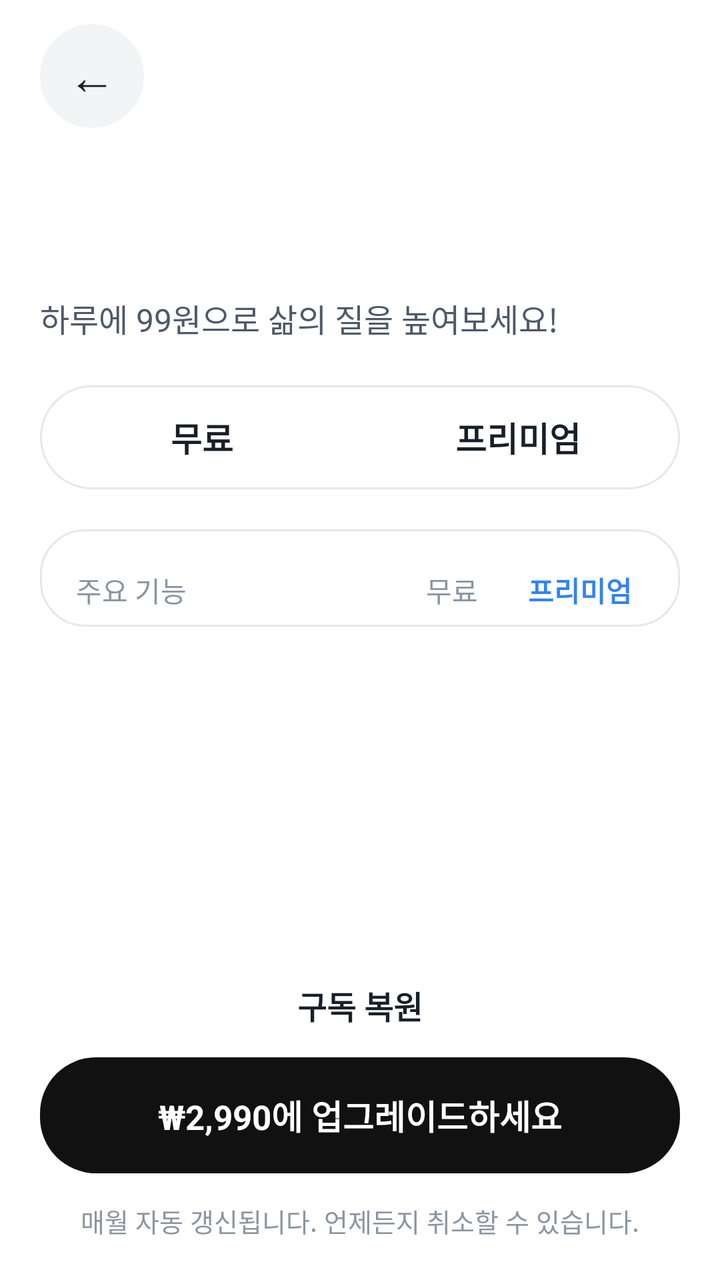
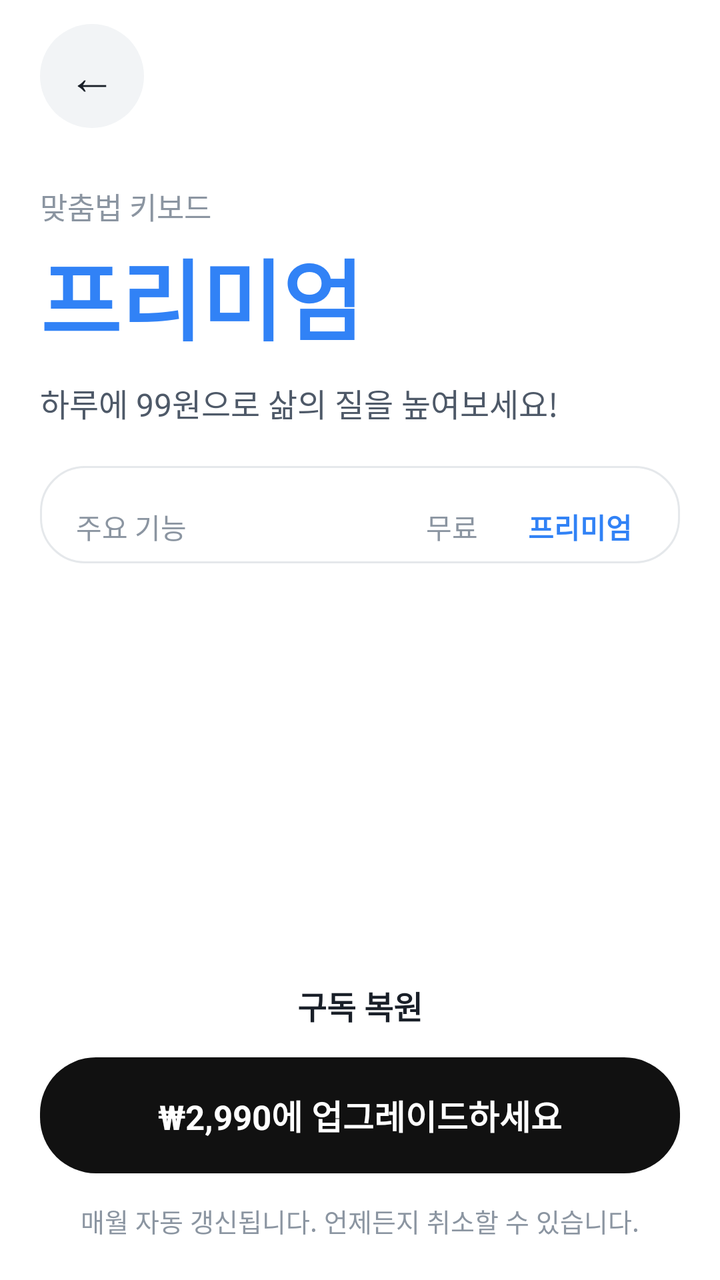

Compare the two renders of this Android layout. The source of the first and the diff that turns it into the second are given below.
<!-- AndroidManifest.xml: application theme Theme.SpellKeyboard -->
<!-- res/layout/activity_paywall.xml -->
<?xml version="1.0" encoding="utf-8"?>
<LinearLayout xmlns:android="http://schemas.android.com/apk/res/android"
    android:layout_width="match_parent"
    android:layout_height="match_parent"
    android:background="@color/toss_card"
    android:importantForAutofill="noExcludeDescendants"
    android:orientation="vertical">

    <ScrollView
        android:layout_width="match_parent"
        android:layout_height="0dp"
        android:layout_weight="1"
        android:fillViewport="true"
        android:scrollbars="none">

        <LinearLayout
            android:layout_width="match_parent"
            android:layout_height="wrap_content"
            android:orientation="vertical"
            android:paddingHorizontal="20dp"
            android:paddingTop="12dp"
            android:paddingBottom="12dp">

            <TextView
                android:id="@+id/paywall_back"
                android:layout_width="52dp"
                android:layout_height="52dp"
                android:background="@drawable/bg_circle_button"
                android:clickable="true"
                android:focusable="true"
                android:gravity="center"
                android:text="@string/paywall_back"
                android:textColor="@color/toss_text"
                android:textSize="24sp" />

            <TextView
                android:id="@+id/paywall_title"
                android:layout_width="match_parent"
                android:layout_height="wrap_content"
                android:layout_marginTop="28dp"
                android:textColor="@color/toss_text"
                android:textSize="34sp"
                android:textStyle="bold" />

            <TextView
                android:layout_width="match_parent"
                android:layout_height="wrap_content"
                android:layout_marginTop="10dp"
                android:text="@string/paywall_headline"
                android:textColor="@color/toss_text2"
                android:textSize="16sp" />

            
            <LinearLayout
                android:layout_width="match_parent"
                android:layout_height="52dp"
                android:layout_marginTop="22dp"
                android:background="@drawable/bg_plan_segment"
                android:orientation="horizontal"
                android:padding="2dp">
                <TextView
                    android:id="@+id/paywall_seg_free"
                    android:layout_width="0dp"
                    android:layout_height="match_parent"
                    android:layout_weight="1"
                    android:background="@drawable/bg_plan_segment_item"
                    android:clickable="true"
                    android:focusable="true"
                    android:gravity="center"
                    android:text="@string/paywall_col_free"
                    android:textColor="@color/toss_text"
                    android:textSize="17sp"
                    android:textStyle="bold" />
                <TextView
                    android:id="@+id/paywall_seg_premium"
                    android:layout_width="0dp"
                    android:layout_height="match_parent"
                    android:layout_weight="1"
                    android:background="@drawable/bg_plan_segment_item"
                    android:clickable="true"
                    android:focusable="true"
                    android:gravity="center"
                    android:text="@string/paywall_col_premium"
                    android:textColor="@color/toss_text"
                    android:textSize="17sp"
                    android:textStyle="bold" />
            </LinearLayout>

            
            <LinearLayout
                android:layout_width="match_parent"
                android:layout_height="wrap_content"
                android:layout_marginTop="20dp"
                android:background="@drawable/bg_card_outlined"
                android:orientation="vertical"
                android:paddingHorizontal="18dp"
                android:paddingTop="20dp"
                android:paddingBottom="8dp">

                <LinearLayout
                    android:layout_width="match_parent"
                    android:layout_height="wrap_content"
                    android:gravity="center_vertical"
                    android:orientation="horizontal">
                    <TextView
                        android:layout_width="0dp"
                        android:layout_height="wrap_content"
                        android:layout_weight="1"
                        android:text="@string/paywall_col_features"
                        android:textColor="@color/toss_text3"
                        android:textSize="14sp" />
                    <TextView
                        android:layout_width="64dp"
                        android:layout_height="wrap_content"
                        android:gravity="center"
                        android:text="@string/paywall_col_free"
                        android:textColor="@color/toss_text3"
                        android:textSize="14sp" />
                    <TextView
                        android:layout_width="64dp"
                        android:layout_height="wrap_content"
                        android:gravity="center"
                        android:text="@string/paywall_col_premium"
                        android:textColor="@color/toss_blue"
                        android:textSize="14sp"
                        android:textStyle="bold" />
                </LinearLayout>

                <LinearLayout
                    android:id="@+id/paywall_table"
                    android:layout_width="match_parent"
                    android:layout_height="wrap_content"
                    android:orientation="vertical" />
            </LinearLayout>

            <TextView
                android:id="@+id/paywall_status"
                style="@style/Caption"
                android:layout_marginTop="12dp"
                android:gravity="center" />
        </LinearLayout>
    </ScrollView>

    
    <LinearLayout
        android:layout_width="match_parent"
        android:layout_height="wrap_content"
        android:background="@color/toss_card"
        android:orientation="vertical"
        android:paddingHorizontal="20dp"
        android:paddingTop="8dp"
        android:paddingBottom="20dp">

        <TextView
            android:id="@+id/paywall_restore"
            android:layout_width="wrap_content"
            android:layout_height="44dp"
            android:layout_gravity="center_horizontal"
            android:clickable="true"
            android:focusable="true"
            android:gravity="center"
            android:paddingHorizontal="16dp"
            android:text="@string/paywall_restore"
            android:textColor="@color/toss_text"
            android:textSize="16sp"
            android:textStyle="bold" />

        <TextView
            android:id="@+id/paywall_cta"
            android:layout_width="match_parent"
            android:layout_height="58dp"
            android:layout_marginTop="4dp"
            android:background="@drawable/bg_button_black"
            android:clickable="true"
            android:focusable="true"
            android:gravity="center"
            android:text="@string/paywall_cta_upgrade"
            android:textColor="#FFFFFF"
            android:textSize="17sp"
            android:textStyle="bold" />

        <TextView
            android:layout_width="match_parent"
            android:layout_height="wrap_content"
            android:layout_marginTop="14dp"
            android:gravity="center"
            android:text="@string/paywall_footer"
            android:textColor="@color/toss_text3"
            android:textSize="13sp" />
    </LinearLayout>
</LinearLayout>
<!-- resources referenced by this layout -->
<resources>
  <color name="toss_blue">#3182F6</color>
  <color name="toss_card">#FFFFFF</color>
  <color name="toss_text">#191F28</color>
  <color name="toss_text2">#4E5968</color>
  <color name="toss_text3">#8B95A1</color>
  <!-- drawable bg_button_black (drawable) -->
  <?xml version="1.0" encoding="utf-8"?>
  <selector xmlns:android="http://schemas.android.com/apk/res/android">
      <item android:state_pressed="true">
          <shape android:shape="rectangle">
              <solid android:color="#333333" />
              <corners android:radius="28dp" />
          </shape>
      </item>
      <item>
          <shape android:shape="rectangle">
              <solid android:color="#111111" />
              <corners android:radius="28dp" />
          </shape>
      </item>
  </selector>
  <!-- drawable bg_card_outlined (drawable) -->
  <?xml version="1.0" encoding="utf-8"?>
  <shape xmlns:android="http://schemas.android.com/apk/res/android" android:shape="rectangle">
      <solid android:color="@color/toss_card" />
      <stroke android:width="1dp" android:color="@color/toss_fill_pressed" />
      <corners android:radius="22dp" />
  </shape>
  <!-- drawable bg_circle_button (drawable) -->
  <?xml version="1.0" encoding="utf-8"?>
  <selector xmlns:android="http://schemas.android.com/apk/res/android">
      <item android:state_pressed="true">
          <shape android:shape="oval">
              <solid android:color="@color/toss_fill_pressed" />
          </shape>
      </item>
      <item>
          <shape android:shape="oval">
              <solid android:color="@color/toss_fill" />
          </shape>
      </item>
  </selector>
  <!-- drawable bg_plan_segment (drawable) -->
  <?xml version="1.0" encoding="utf-8"?>
  <shape xmlns:android="http://schemas.android.com/apk/res/android" android:shape="rectangle">
      <solid android:color="@color/toss_card" />
      <stroke android:width="1dp" android:color="@color/toss_fill_pressed" />
      <corners android:radius="28dp" />
  </shape>
  <!-- drawable bg_plan_segment_item (drawable) -->
  <?xml version="1.0" encoding="utf-8"?>
  <selector xmlns:android="http://schemas.android.com/apk/res/android">
      <item android:state_selected="true">
          <shape android:shape="rectangle">
              <solid android:color="@color/toss_fill_pressed" />
              <corners android:radius="26dp" />
          </shape>
      </item>
      <item>
          <shape android:shape="rectangle">
              <solid android:color="@android:color/transparent" />
              <corners android:radius="26dp" />
          </shape>
      </item>
  </selector>
  <string name="paywall_back">←</string>
  <string name="paywall_col_features">주요 기능</string>
  <string name="paywall_col_free">무료</string>
  <string name="paywall_col_premium">프리미엄</string>
  <string name="paywall_cta_upgrade">₩2,990에 업그레이드하세요</string>
  <string name="paywall_footer">매월 자동 갱신됩니다. 언제든지 취소할 수 있습니다.</string>
  <string name="paywall_headline">하루에 99원으로 삶의 질을 높여보세요!</string>
  <string name="paywall_restore">구독 복원</string>
  <style name="Caption">
          <item name="android:layout_width">match_parent</item>
          <item name="android:layout_height">wrap_content</item>
          <item name="android:textColor">@color/toss_text3</item>
          <item name="android:textSize">13sp</item>
          <item name="android:lineSpacingExtra">2dp</item>
      </style>
  <style name="Theme.SpellKeyboard" parent="Theme.AppCompat.DayNight.NoActionBar">
          <item name="android:windowBackground">@color/toss_bg</item>
          <item name="android:statusBarColor">@color/toss_bg</item>
          <item name="android:navigationBarColor">@color/toss_bg</item>
          <item name="android:windowLightStatusBar">@bool/light_system_bars</item>
          <item name="colorAccent">@color/toss_blue</item>
          <item name="android:textColorPrimary">@color/toss_text</item>
          <item name="android:textColorSecondary">@color/toss_text2</item>
      </style>
  <color name="toss_fill_pressed">#E5E8EB</color>
  <color name="toss_fill">#F2F4F6</color>
  <color name="toss_bg">#F2F4F6</color>
</resources>

<!-- the commit's change to res/layout/activity_paywall.xml (unified diff, before → after) -->
@@ -34,12 +34,22 @@
                 android:textSize="24sp" />
 
             <TextView
+                android:layout_width="match_parent"
+                android:layout_height="wrap_content"
+                android:layout_marginTop="28dp"
+                android:text="@string/paywall_title_app"
+                android:textColor="@color/toss_text3"
+                android:textSize="15sp" />
+
+            <TextView
                 android:id="@+id/paywall_title"
                 android:layout_width="match_parent"
                 android:layout_height="wrap_content"
-                android:layout_marginTop="28dp"
-                android:textColor="@color/toss_text"
-                android:textSize="34sp"
+                android:layout_marginTop="2dp"
+                android:includeFontPadding="false"
+                android:text="@string/paywall_title_plan"
+                android:textColor="@color/toss_blue"
+                android:textSize="44sp"
                 android:textStyle="bold" />
 
             <TextView
@@ -49,42 +59,6 @@
                 android:text="@string/paywall_headline"
                 android:textColor="@color/toss_text2"
                 android:textSize="16sp" />
-
-            
-            <LinearLayout
-                android:layout_width="match_parent"
-                android:layout_height="52dp"
-                android:layout_marginTop="22dp"
-                android:background="@drawable/bg_plan_segment"
-                android:orientation="horizontal"
-                android:padding="2dp">
-                <TextView
-                    android:id="@+id/paywall_seg_free"
-                    android:layout_width="0dp"
-                    android:layout_height="match_parent"
-                    android:layout_weight="1"
-                    android:background="@drawable/bg_plan_segment_item"
-                    android:clickable="true"
-                    android:focusable="true"
-                    android:gravity="center"
-                    android:text="@string/paywall_col_free"
-                    android:textColor="@color/toss_text"
-                    android:textSize="17sp"
-                    android:textStyle="bold" />
-                <TextView
-                    android:id="@+id/paywall_seg_premium"
-                    android:layout_width="0dp"
-                    android:layout_height="match_parent"
-                    android:layout_weight="1"
-                    android:background="@drawable/bg_plan_segment_item"
-                    android:clickable="true"
-                    android:focusable="true"
-                    android:gravity="center"
-                    android:text="@string/paywall_col_premium"
-                    android:textColor="@color/toss_text"
-                    android:textSize="17sp"
-                    android:textStyle="bold" />
-            </LinearLayout>
 
             
             <LinearLayout
<!-- resource entries referenced after the edit -->
@@ -42,29 +42,6 @@
           </shape>
       </item>
   </selector>
-  <!-- drawable bg_plan_segment (drawable) -->
-  <?xml version="1.0" encoding="utf-8"?>
-  <shape xmlns:android="http://schemas.android.com/apk/res/android" android:shape="rectangle">
-      <solid android:color="@color/toss_card" />
-      <stroke android:width="1dp" android:color="@color/toss_fill_pressed" />
-      <corners android:radius="28dp" />
-  </shape>
-  <!-- drawable bg_plan_segment_item (drawable) -->
-  <?xml version="1.0" encoding="utf-8"?>
-  <selector xmlns:android="http://schemas.android.com/apk/res/android">
-      <item android:state_selected="true">
-          <shape android:shape="rectangle">
-              <solid android:color="@color/toss_fill_pressed" />
-              <corners android:radius="26dp" />
-          </shape>
-      </item>
-      <item>
-          <shape android:shape="rectangle">
-              <solid android:color="@android:color/transparent" />
-              <corners android:radius="26dp" />
-          </shape>
-      </item>
-  </selector>
   <string name="paywall_back">←</string>
   <string name="paywall_col_features">주요 기능</string>
   <string name="paywall_col_free">무료</string>
@@ -73,6 +50,8 @@
   <string name="paywall_footer">매월 자동 갱신됩니다. 언제든지 취소할 수 있습니다.</string>
   <string name="paywall_headline">하루에 99원으로 삶의 질을 높여보세요!</string>
   <string name="paywall_restore">구독 복원</string>
+  <string name="paywall_title_app">맞춤법 키보드</string>
+  <string name="paywall_title_plan">프리미엄</string>
   <style name="Caption">
           <item name="android:layout_width">match_parent</item>
           <item name="android:layout_height">wrap_content</item>
